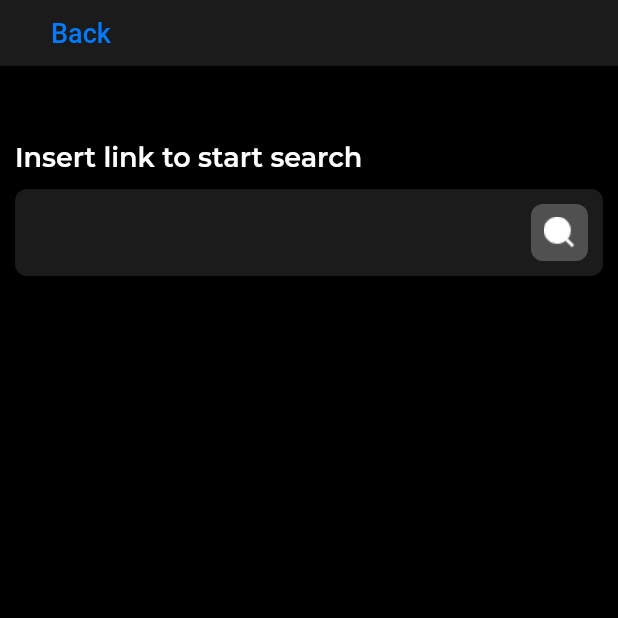
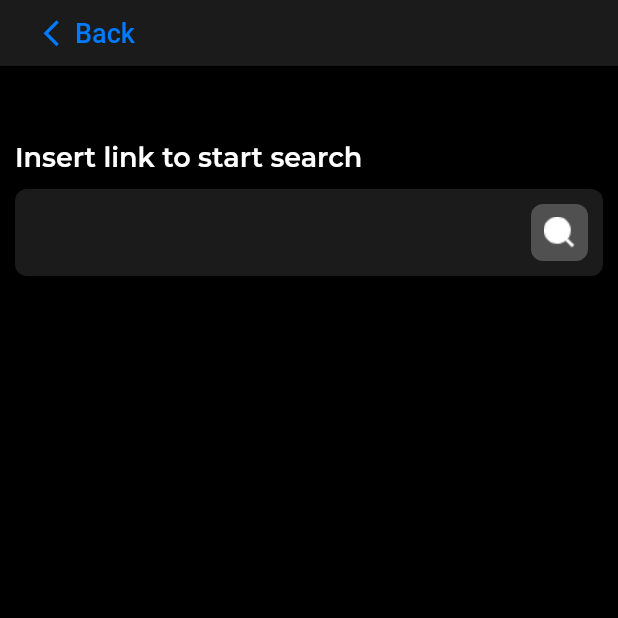
Before and after one commit to GhostuSs/search_image, a Flutter app: the HomePage screen opened directly, after a tap on "Image URL", on a phone screen of 412 x 824 dp, the top half of it. Run offline on Flutter 3.47's test engine with Material 2 defaults, Android fonts, the phone set to English and light mode, and no system bars; our stand-ins replace camera, dio, flutter_rating_bar, image_picker, shared_preferences, webview_flutter; accounts and stored records are empty.

Commit message:
'edits v2.0'

```diff
--- a/lib/ui/components/uikit/appbar.dart
+++ b/lib/ui/components/uikit/appbar.dart
@@ -14,6 +14,8 @@ class InnerAppBar extends StatelessWidget implements PreferredSizeWidget{
   @override
   Widget build(BuildContext context) {
     return AppBar(
+      titleSpacing: 0,
+      leadingWidth: 90,
       centerTitle: true,
       backgroundColor: ProjectColors.darkGray,
       automaticallyImplyLeading: automaticalyImplyLeading,
--- a/lib/ui/components/uikit/ios_back_button.dart
+++ b/lib/ui/components/uikit/ios_back_button.dart
@@ -7,13 +7,19 @@ class IosBackBtn extends StatelessWidget{
   Widget build(BuildContext context) {
     return TextButton(
       onPressed: () => Navigator.pop(context),
-      child: Row(
-        mainAxisSize: MainAxisSize.min,
-          children: const [
-            SizedBox(width: 10,),
+      child: Row(children: const [
+        SizedBox(width: 5,),
+        Icon(
+          Icons.arrow_back_ios,
+          color: CupertinoColors.systemBlue,
+          size: 21,
+        ),
         Text(
           'Back',
-          style: TextStyle(color: CupertinoColors.systemBlue,fontSize: 18),
+          style: TextStyle(
+              color: CupertinoColors.systemBlue,
+            fontSize: 18
+          ),
         )
       ]),
     );
--- a/lib/ui/screens/gallery/preview_photo_screen.dart
+++ b/lib/ui/screens/gallery/preview_photo_screen.dart
@@ -5,6 +5,7 @@ import 'package:image_search_app/project_settings/colors/color_palette.dart';
 import 'package:image_search_app/ui/components/uikit/appbar.dart';
 import 'dart:io';
 import 'package:image_search_app/ui/components/uikit/ios_back_button.dart';
+import 'package:image_search_app/ui/screens/browser/browser_page.dart';
 import 'package:provider/src/provider.dart';
 import '../../../project_settings/api/api_controller.dart';
 
@@ -38,6 +39,9 @@ class _PreviewPhotoScreenState extends State<PreviewPhotoScreen>{
                 await Api().uploadImage(widget.image,context);
                 await context.read<UrlList>().getUrlList();
                 await context.read<UrlList>().getDatesList();
+                final String? urlGoogle = await Api().searchByUrlGoogle(context.read<UrlList>().urlList.last);
+                final String? urlYandex = await Api().searchByUrlYandex(context.read<UrlList>().urlList.last);
+                Navigator.push(context,MaterialPageRoute(builder: (BuildContext context)=>BrowserPage(urlGoogle: urlGoogle,urlYandex: urlYandex,)));
               },
               child: const Text(
                 'Ok',
--- a/lib/ui/screens/history/history_screen.dart
+++ b/lib/ui/screens/history/history_screen.dart
@@ -45,7 +45,7 @@ class _HistoryScreenState extends State<HistoryScreen> {
                         .length; i++)InkWell(
                       borderRadius: BorderRadius.circular(8.0),
                       child: Padding(
-                        padding: const EdgeInsets.symmetric(vertical: 10),
+                        padding: const EdgeInsets.symmetric(vertical: 15),
                         child: Row(
                           children: [
                             const SizedBox(width: 15),
@@ -59,8 +59,9 @@ class _HistoryScreenState extends State<HistoryScreen> {
                                   .read<UrlList>()
                                   .urlList[i]),
                             ),
+                            const SizedBox(width: 10),
                             Text(
-                                context.read<UrlList>().dateList[i],
+                                context.read<UrlList>().dateList[i].substring(0,10).replaceAll('-','.'),
                                 style: TextStyle(
                                     color: ProjectColors.white.withOpacity(0.9),
                                     fontWeight: FontWeight.w500,
```
Also changed, not shown: lib/ui/screens/browser/browser_page.dart (+3 -15 lines), 2 other files.
